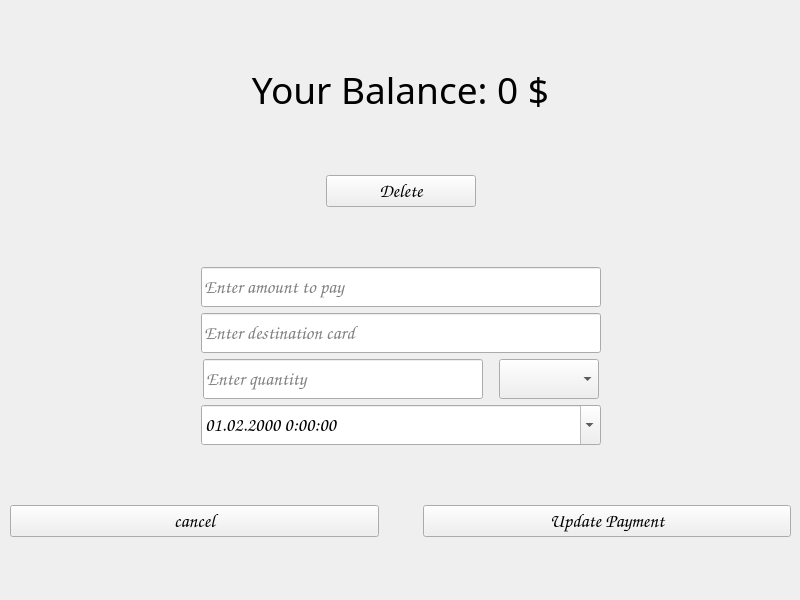
Old version of the form frontend/menus/UpdatePaymentMenu/updatepaymentmenu.ui in the repository grytsiuko/QuadroBank.
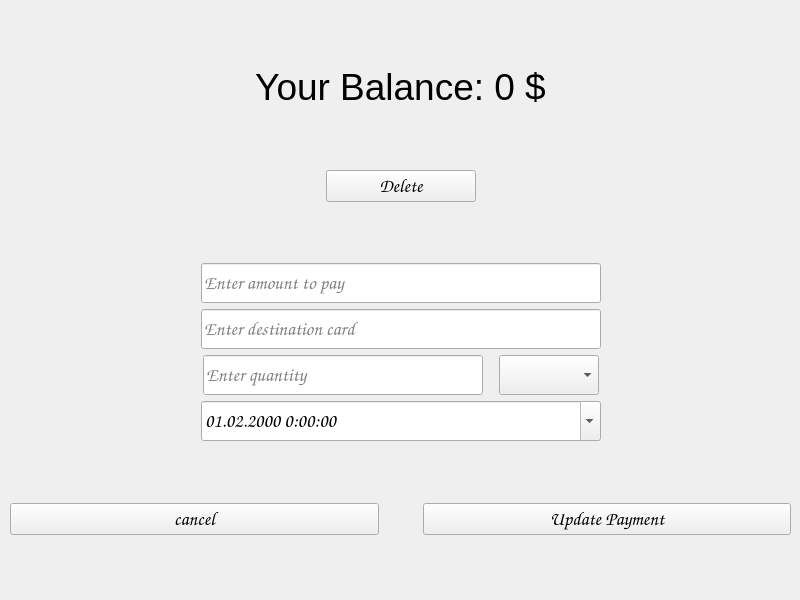
New version of the form.

Patch:
```diff
--- a/frontend/menus/UpdatePaymentMenu/updatepaymentmenu.ui
+++ b/frontend/menus/UpdatePaymentMenu/updatepaymentmenu.ui
@@ -46,7 +46,7 @@
      <widget class="QLabel" name="LabelName">
       <property name="font">
        <font>
-        <family>Playbill</family>
+        <family>Arial</family>
         <pointsize>28</pointsize>
        </font>
       </property>
```
